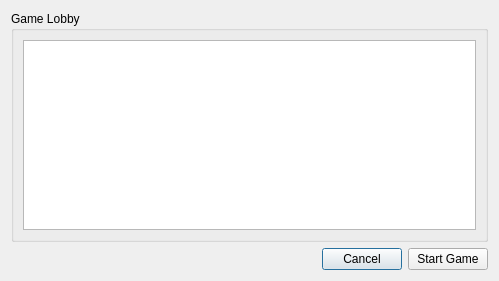
Before: the Qt Designer form client/ui/gamelobbyform.ui in rku/Settleboard, drawn with Qt 5.
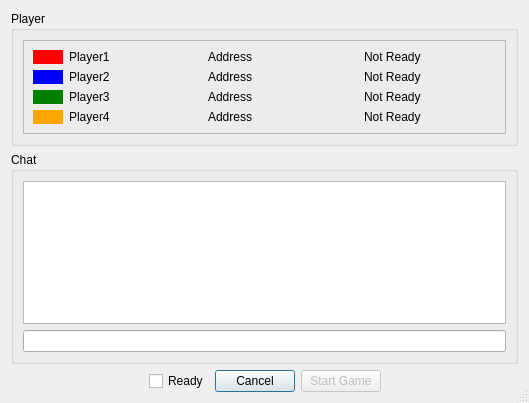
After: the same form once the commit is applied.

Commit message: Implement game lobby features.

```diff
--- a/client/ui/gamelobbyform.ui
+++ b/client/ui/gamelobbyform.ui
@@ -9,8 +9,8 @@
    <rect>
     <x>0</x>
     <y>0</y>
-    <width>499</width>
-    <height>281</height>
+    <width>529</width>
+    <height>403</height>
    </rect>
   </property>
   <property name="sizePolicy">
@@ -22,8 +22,11 @@
   <property name="windowTitle">
    <string>Game Lobby</string>
   </property>
+  <property name="styleSheet">
+   <string notr="true"/>
+  </property>
   <property name="sizeGripEnabled">
-   <bool>false</bool>
+   <bool>true</bool>
   </property>
   <property name="modal">
    <bool>true</bool>
@@ -32,11 +35,217 @@
    <item>
     <widget class="QGroupBox" name="groupBox">
      <property name="title">
-      <string>Game Lobby</string>
+      <string>Player</string>
      </property>
      <layout class="QVBoxLayout" name="verticalLayout_2">
       <item>
-       <widget class="QListWidget" name="listWidget"/>
+       <widget class="QFrame" name="frame">
+        <property name="sizePolicy">
+         <sizepolicy hsizetype="Preferred" vsizetype="Fixed">
+          <horstretch>0</horstretch>
+          <verstretch>0</verstretch>
+         </sizepolicy>
+        </property>
+        <property name="frameShape">
+         <enum>QFrame::StyledPanel</enum>
+        </property>
+        <property name="frameShadow">
+         <enum>QFrame::Raised</enum>
+        </property>
+        <layout class="QGridLayout" name="gridLayout">
+         <item row="3" column="2">
+          <widget class="QLabel" name="labelPlayer4Address">
+           <property name="minimumSize">
+            <size>
+             <width>150</width>
+             <height>0</height>
+            </size>
+           </property>
+           <property name="text">
+            <string>Address</string>
+           </property>
+          </widget>
+         </item>
+         <item row="1" column="2">
+          <widget class="QLabel" name="labelPlayer2Address">
+           <property name="minimumSize">
+            <size>
+             <width>150</width>
+             <height>0</height>
+            </size>
+           </property>
+           <property name="text">
+            <string>Address</string>
+           </property>
+          </widget>
+         </item>
+         <item row="2" column="2">
+          <widget class="QLabel" name="labelPlayer3Address">
+           <property name="minimumSize">
+            <size>
+             <width>150</width>
+             <height>0</height>
+            </size>
+           </property>
+           <property name="text">
+            <string>Address</string>
+           </property>
+          </widget>
+         </item>
+         <item row="0" column="1">
+          <widget class="QLabel" name="labelPlayer1Name">
+           <property name="text">
+            <string>Player1</string>
+           </property>
+          </widget>
+         </item>
+         <item row="1" column="1">
+          <widget class="QLabel" name="labelPlayer2Name">
+           <property name="text">
+            <string>Player2</string>
+           </property>
+          </widget>
+         </item>
+         <item row="2" column="1">
+          <widget class="QLabel" name="labelPlayer3Name">
+           <property name="text">
+            <string>Player3</string>
+           </property>
+          </widget>
+         </item>
+         <item row="3" column="1">
+          <widget class="QLabel" name="labelPlayer4Name">
+           <property name="text">
+            <string>Player4</string>
+           </property>
+          </widget>
+         </item>
+         <item row="3" column="0">
+          <widget class="QWidget" name="widgetPlayer4Color" native="true">
+           <property name="styleSheet">
+            <string notr="true">background: orange;</string>
+           </property>
+          </widget>
+         </item>
+         <item row="2" column="0">
+          <widget class="QWidget" name="widgetPlayer3Color" native="true">
+           <property name="styleSheet">
+            <string notr="true">background: green;</string>
+           </property>
+          </widget>
+         </item>
+         <item row="1" column="0">
+          <widget class="QWidget" name="widgetPlayer2Color" native="true">
+           <property name="styleSheet">
+            <string notr="true">background: blue;</string>
+           </property>
+          </widget>
+         </item>
+         <item row="0" column="0">
+          <widget class="QWidget" name="widgetPlayer1Color" native="true">
+           <property name="sizePolicy">
+            <sizepolicy hsizetype="Fixed" vsizetype="Preferred">
+             <horstretch>0</horstretch>
+             <verstretch>0</verstretch>
+            </sizepolicy>
+           </property>
+           <property name="minimumSize">
+            <size>
+             <width>30</width>
+             <height>0</height>
+            </size>
+           </property>
+           <property name="styleSheet">
+            <string notr="true">background: red;</string>
+           </property>
+          </widget>
+         </item>
+         <item row="0" column="2">
+          <widget class="QLabel" name="labelPlayer1Address">
+           <property name="sizePolicy">
+            <sizepolicy hsizetype="Fixed" vsizetype="Preferred">
+             <horstretch>0</horstretch>
+             <verstretch>0</verstretch>
+            </sizepolicy>
+           </property>
+           <property name="minimumSize">
+            <size>
+             <width>150</width>
+             <height>0</height>
+            </size>
+           </property>
+           <property name="text">
+            <string>Address</string>
+           </property>
+          </widget>
+         </item>
+         <item row="0" column="3">
+          <widget class="QLabel" name="labelPlayer1Ready">
+           <property name="text">
+            <string>Not Ready</string>
+           </property>
+          </widget>
+         </item>
+         <item row="1" column="3">
+          <widget class="QLabel" name="labelPlayer2Ready">
+           <property name="text">
+            <string>Not Ready</string>
+           </property>
+          </widget>
+         </item>
+         <item row="2" column="3">
+          <widget class="QLabel" name="labelPlayer3Ready">
+           <property name="text">
+            <string>Not Ready</string>
+           </property>
+          </widget>
+         </item>
+         <item row="3" column="3">
+          <widget class="QLabel" name="labelPlayer4Ready">
+           <property name="text">
+            <string>Not Ready</string>
+           </property>
+          </widget>
+         </item>
+        </layout>
+       </widget>
+      </item>
+     </layout>
+    </widget>
+   </item>
+   <item>
+    <widget class="QGroupBox" name="groupBoxChat">
+     <property name="sizePolicy">
+      <sizepolicy hsizetype="Preferred" vsizetype="Preferred">
+       <horstretch>0</horstretch>
+       <verstretch>1</verstretch>
+      </sizepolicy>
+     </property>
+     <property name="styleSheet">
+      <string notr="true"/>
+     </property>
+     <property name="title">
+      <string>Chat</string>
+     </property>
+     <layout class="QVBoxLayout" name="verticalLayout_3">
+      <item>
+       <widget class="QTextEdit" name="textEditChatOutput">
+        <property name="sizePolicy">
+         <sizepolicy hsizetype="Expanding" vsizetype="Expanding">
+          <horstretch>0</horstretch>
+          <verstretch>1</verstretch>
+         </sizepolicy>
+        </property>
+        <property name="undoRedoEnabled">
+         <bool>false</bool>
+        </property>
+        <property name="readOnly">
+         <bool>true</bool>
+        </property>
+       </widget>
+      </item>
+      <item>
+       <widget class="QLineEdit" name="lineEditChatInput"/>
       </item>
      </layout>
     </widget>
@@ -56,6 +265,13 @@
        </property>
       </spacer>
      </item>
+     <item>
+      <widget class="QCheckBox" name="checkBoxReady">
+       <property name="text">
+        <string>Ready</string>
+       </property>
+      </widget>
+     </item>
      <item>
       <widget class="QPushButton" name="buttonCancel">
        <property name="text">
@@ -65,11 +281,27 @@
      </item>
      <item>
       <widget class="QPushButton" name="buttonStartGame">
+       <property name="enabled">
+        <bool>false</bool>
+       </property>
        <property name="text">
         <string>Start Game</string>
        </property>
       </widget>
      </item>
+     <item>
+      <spacer name="horizontalSpacer2">
+       <property name="orientation">
+        <enum>Qt::Horizontal</enum>
+       </property>
+       <property name="sizeHint" stdset="0">
+        <size>
+         <width>40</width>
+         <height>20</height>
+        </size>
+       </property>
+      </spacer>
+     </item>
     </layout>
    </item>
   </layout>
```
Left out of the diff: 4 changed lines with no effect on the pictures. The commit also changes 7 other files.
